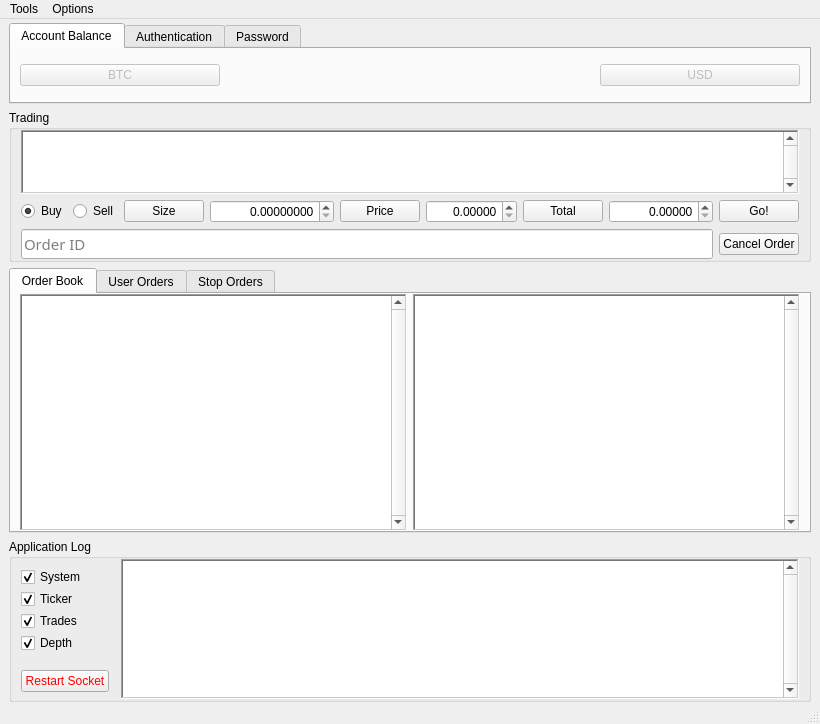
This is goxgui/ui/main_window.ui in genbtc/goxgui as Qt 5 draws it before an edit. The edited form follows.
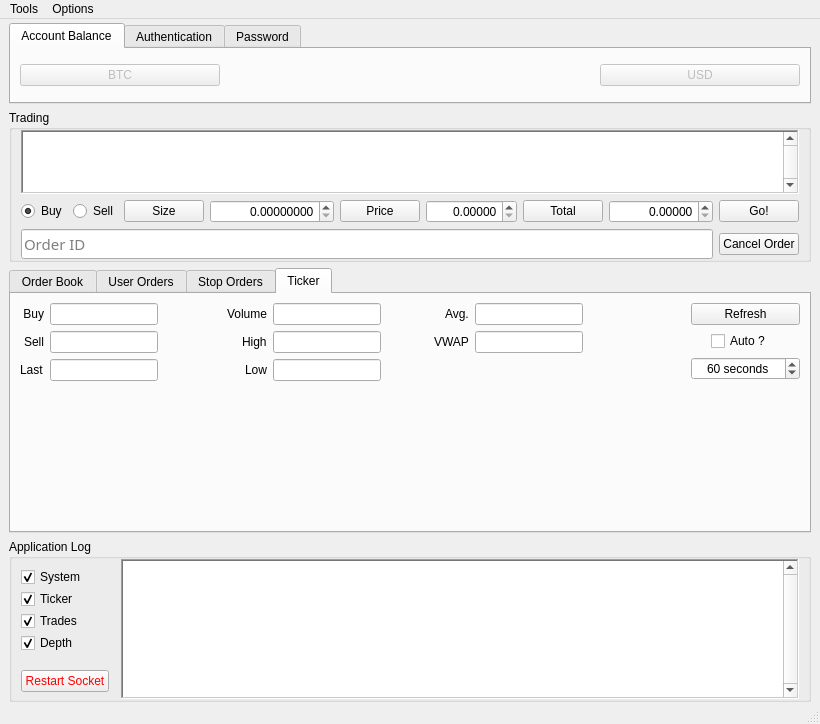
This is the edited form. The open tabs and pages were chosen to show the change.

Commit message: Add ticker tab with auto update function

What changed in the file:
```diff
--- a/goxgui/ui/main_window.ui
+++ b/goxgui/ui/main_window.ui
@@ -906,6 +906,258 @@
         </item>
        </layout>
       </widget>
+      <widget class="QWidget" name="tabWidgetTicker">
+       <attribute name="title">
+        <string>Ticker</string>
+       </attribute>
+       <layout class="QGridLayout" name="gridLayout_2">
+        <item row="0" column="0">
+         <layout class="QFormLayout" name="formLayout_3">
+          <property name="sizeConstraint">
+           <enum>QLayout::SetMaximumSize</enum>
+          </property>
+          <property name="fieldGrowthPolicy">
+           <enum>QFormLayout::FieldsStayAtSizeHint</enum>
+          </property>
+          <property name="labelAlignment">
+           <set>Qt::AlignRight|Qt::AlignTrailing|Qt::AlignVCenter</set>
+          </property>
+          <item row="0" column="0">
+           <widget class="QLabel" name="label1Buy">
+            <property name="sizePolicy">
+             <sizepolicy hsizetype="Fixed" vsizetype="Minimum">
+              <horstretch>0</horstretch>
+              <verstretch>0</verstretch>
+             </sizepolicy>
+            </property>
+            <property name="text">
+             <string>Buy</string>
+            </property>
+            <property name="alignment">
+             <set>Qt::AlignRight|Qt::AlignTrailing|Qt::AlignVCenter</set>
+            </property>
+           </widget>
+          </item>
+          <item row="0" column="1">
+           <widget class="QLineEdit" name="lineEdit1Buy">
+            <property name="readOnly">
+             <bool>true</bool>
+            </property>
+           </widget>
+          </item>
+          <item row="1" column="0">
+           <widget class="QLabel" name="label2Sell">
+            <property name="text">
+             <string>Sell</string>
+            </property>
+           </widget>
+          </item>
+          <item row="1" column="1">
+           <widget class="QLineEdit" name="lineEdit2Sell">
+            <property name="readOnly">
+             <bool>true</bool>
+            </property>
+           </widget>
+          </item>
+          <item row="2" column="0">
+           <widget class="QLabel" name="label3Last">
+            <property name="text">
+             <string>Last</string>
+            </property>
+           </widget>
+          </item>
+          <item row="2" column="1">
+           <widget class="QLineEdit" name="lineEdit3Last">
+            <property name="readOnly">
+             <bool>true</bool>
+            </property>
+           </widget>
+          </item>
+         </layout>
+        </item>
+        <item row="0" column="1">
+         <layout class="QFormLayout" name="formLayout_6">
+          <property name="sizeConstraint">
+           <enum>QLayout::SetMaximumSize</enum>
+          </property>
+          <property name="fieldGrowthPolicy">
+           <enum>QFormLayout::FieldsStayAtSizeHint</enum>
+          </property>
+          <property name="labelAlignment">
+           <set>Qt::AlignRight|Qt::AlignTrailing|Qt::AlignVCenter</set>
+          </property>
+          <item row="1" column="0">
+           <widget class="QLabel" name="label4Volume">
+            <property name="text">
+             <string>Volume</string>
+            </property>
+           </widget>
+          </item>
+          <item row="1" column="1">
+           <widget class="QLineEdit" name="lineEdit4Volume">
+            <property name="readOnly">
+             <bool>true</bool>
+            </property>
+           </widget>
+          </item>
+          <item row="2" column="0">
+           <widget class="QLabel" name="label5High">
+            <property name="text">
+             <string>High</string>
+            </property>
+           </widget>
+          </item>
+          <item row="2" column="1">
+           <widget class="QLineEdit" name="lineEdit5High">
+            <property name="readOnly">
+             <bool>true</bool>
+            </property>
+           </widget>
+          </item>
+          <item row="3" column="0">
+           <widget class="QLabel" name="label6Low">
+            <property name="text">
+             <string>Low</string>
+            </property>
+           </widget>
+          </item>
+          <item row="3" column="1">
+           <widget class="QLineEdit" name="lineEdit6Low">
+            <property name="readOnly">
+             <bool>true</bool>
+            </property>
+           </widget>
+          </item>
+         </layout>
+        </item>
+        <item row="0" column="2">
+         <layout class="QFormLayout" name="formLayout_5">
+          <property name="sizeConstraint">
+           <enum>QLayout::SetMaximumSize</enum>
+          </property>
+          <property name="fieldGrowthPolicy">
+           <enum>QFormLayout::FieldsStayAtSizeHint</enum>
+          </property>
+          <property name="labelAlignment">
+           <set>Qt::AlignRight|Qt::AlignTrailing|Qt::AlignVCenter</set>
+          </property>
+          <item row="0" column="0">
+           <widget class="QLabel" name="label7Avg">
+            <property name="text">
+             <string>Avg.</string>
+            </property>
+           </widget>
+          </item>
+          <item row="0" column="1">
+           <widget class="QLineEdit" name="lineEdit7Avg">
+            <property name="readOnly">
+             <bool>true</bool>
+            </property>
+           </widget>
+          </item>
+          <item row="1" column="0">
+           <widget class="QLabel" name="label8VWAP">
+            <property name="text">
+             <string>VWAP</string>
+            </property>
+           </widget>
+          </item>
+          <item row="1" column="1">
+           <widget class="QLineEdit" name="lineEdit8VWAP">
+            <property name="readOnly">
+             <bool>true</bool>
+            </property>
+           </widget>
+          </item>
+         </layout>
+        </item>
+        <item row="0" column="3">
+         <spacer name="verticalSpacer">
+          <property name="orientation">
+           <enum>Qt::Vertical</enum>
+          </property>
+          <property name="sizeHint" stdset="0">
+           <size>
+            <width>50</width>
+            <height>40</height>
+           </size>
+          </property>
+         </spacer>
+        </item>
+        <item row="0" column="4">
+         <layout class="QVBoxLayout" name="verticalLayout_4">
+          <property name="sizeConstraint">
+           <enum>QLayout::SetFixedSize</enum>
+          </property>
+          <item>
+           <widget class="QPushButton" name="pushButtonRefreshTicker">
+            <property name="text">
+             <string>Refresh</string>
+            </property>
+           </widget>
+          </item>
+          <item>
+           <layout class="QFormLayout" name="formLayout_4">
+            <property name="fieldGrowthPolicy">
+             <enum>QFormLayout::AllNonFixedFieldsGrow</enum>
+            </property>
+            <property name="labelAlignment">
+             <set>Qt::AlignLeading|Qt::AlignLeft|Qt::AlignVCenter</set>
+            </property>
+            <property name="horizontalSpacing">
+             <number>0</number>
+            </property>
+            <property name="verticalSpacing">
+             <number>0</number>
+            </property>
+            <property name="leftMargin">
+             <number>20</number>
+            </property>
+            <item row="0" column="0">
+             <widget class="QCheckBox" name="checkBoxAutoRefreshTicker">
+              <property name="text">
+               <string>Auto ?</string>
+              </property>
+             </widget>
+            </item>
+           </layout>
+          </item>
+          <item>
+           <widget class="QSpinBox" name="spinBoxAutoRefreshTicker">
+            <property name="alignment">
+             <set>Qt::AlignCenter</set>
+            </property>
+            <property name="suffix">
+             <string> seconds</string>
+            </property>
+            <property name="minimum">
+             <number>5</number>
+            </property>
+            <property name="maximum">
+             <number>99999</number>
+            </property>
+            <property name="value">
+             <number>60</number>
+            </property>
+           </widget>
+          </item>
+          <item>
+           <spacer name="verticalSpacer_2">
+            <property name="orientation">
+             <enum>Qt::Vertical</enum>
+            </property>
+            <property name="sizeHint" stdset="0">
+             <size>
+              <width>20</width>
+              <height>40</height>
+             </size>
+            </property>
+           </spacer>
+          </item>
+         </layout>
+        </item>
+       </layout>
+      </widget>
      </widget>
     </item>
     <item alignment="Qt::AlignBottom">
```
The commit also changes 4 other files.
